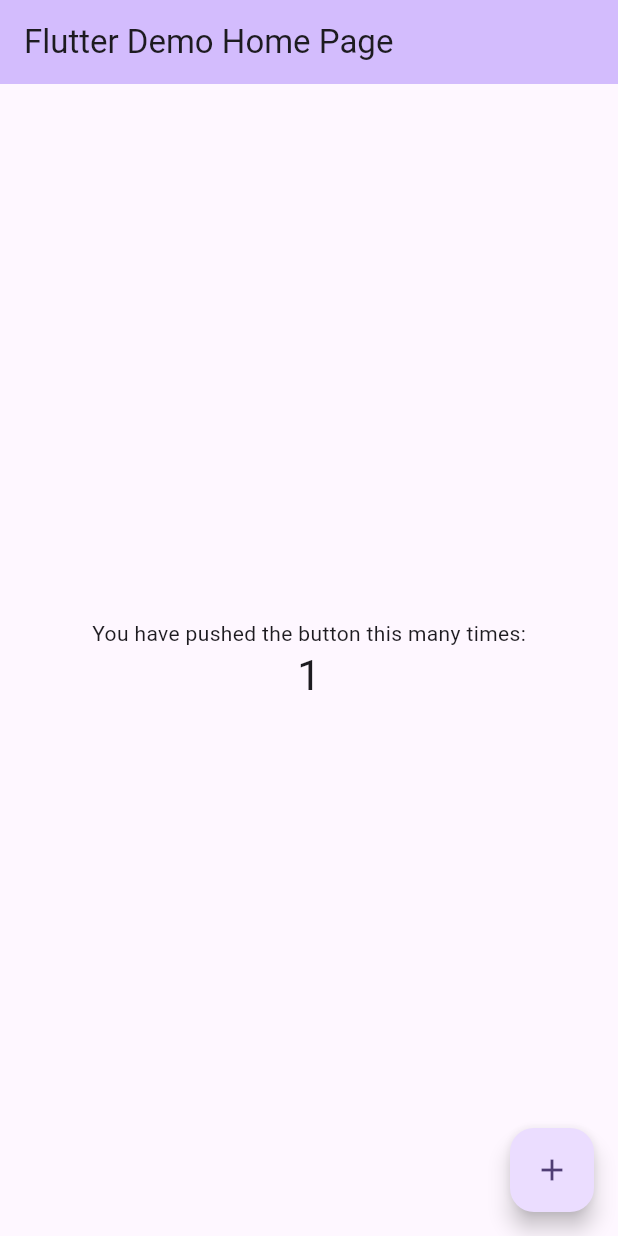
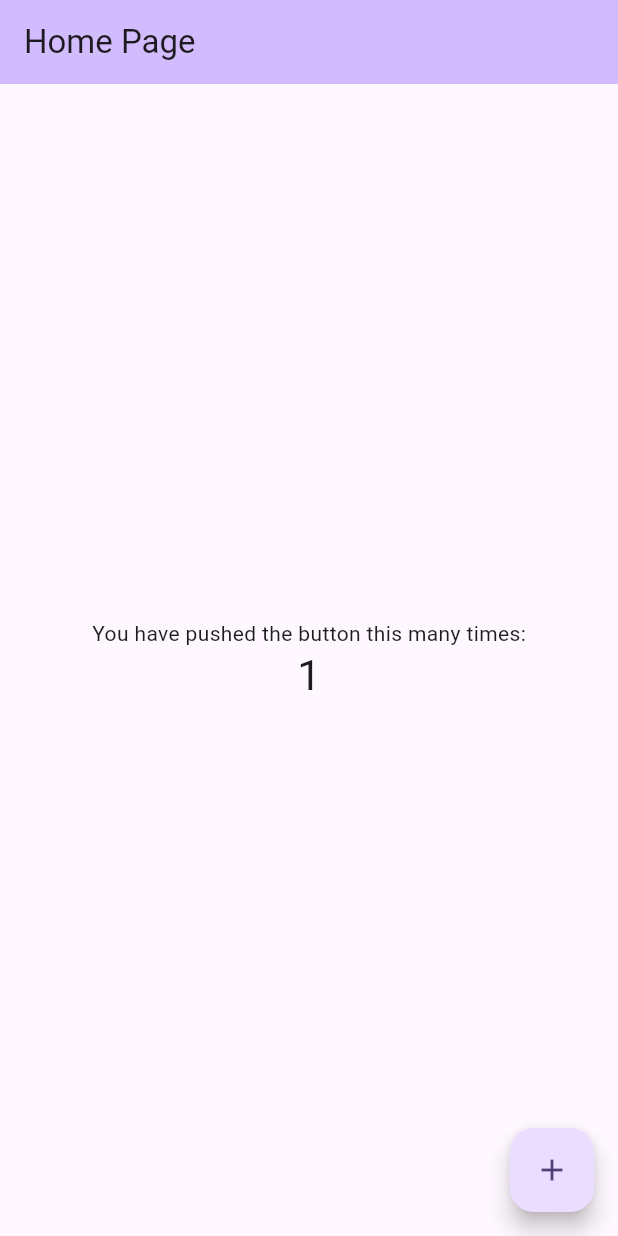
Before and after one commit to hsajid-cs/movie-app-flutter, a Flutter app: the screen it shows after launch, after a tap on the "add" icon, on a phone screen of 412 x 824 dp. Run offline on Flutter 3.47's test engine with Material 3 defaults, Android fonts, the phone set to English and light mode, and no system bars.

Commit message:
added splash screen

```diff
--- a/lib/main.dart
+++ b/lib/main.dart
@@ -1,4 +1,5 @@
 import 'package:flutter/material.dart';
+import 'dart:async';
 
 void main() {
   runApp(const MyApp());
@@ -13,25 +14,32 @@ class MyApp extends StatelessWidget {
     return MaterialApp(
       title: 'Flutter Demo',
       theme: ThemeData(
-        // This is the theme of your application.
-        //
-        // TRY THIS: Try running your application with "flutter run". You'll see
-        // the application has a purple toolbar. Then, without quitting the app,
-        // try changing the seedColor in the colorScheme below to Colors.green
-        // and then invoke "hot reload" (save your changes or press the "hot
-        // reload" button in a Flutter-supported IDE, or press "r" if you used
-        // the command line to start the app).
-        //
-        // Notice that the counter didn't reset back to zero; the application
-        // state is not lost during the reload. To reset the state, use hot
-        // restart instead.
-        //
-        // This works for code too, not just values: Most code changes can be
-        // tested with just a hot reload.
         colorScheme: ColorScheme.fromSeed(seedColor: Colors.deepPurple),
       ),
-      home: const MyHomePage(title: 'Flutter Demo Home Page'),
+      home: SplashScreen(),
     );
+  }
+}
+
+class SplashScreen extends StatefulWidget {
+  const SplashScreen({super.key});
+  State<SplashScreen> createState() => _SplashScreenState();
+}
+
+class _SplashScreenState extends State<SplashScreen> {
+  void initState() {
+    super.initState();
+    Timer(Duration(seconds: 3), () {
+      Navigator.pushReplacement(
+        context,
+        MaterialPageRoute(builder: (context) => MyHomePage(title: 'Home Page')),
+      );
+    });
+  }
+
+  @override
+  Widget build(BuildContext context) {
+    return Scaffold(body: Center(child: Text("SplashScreen")));
   }
 }
 
```
